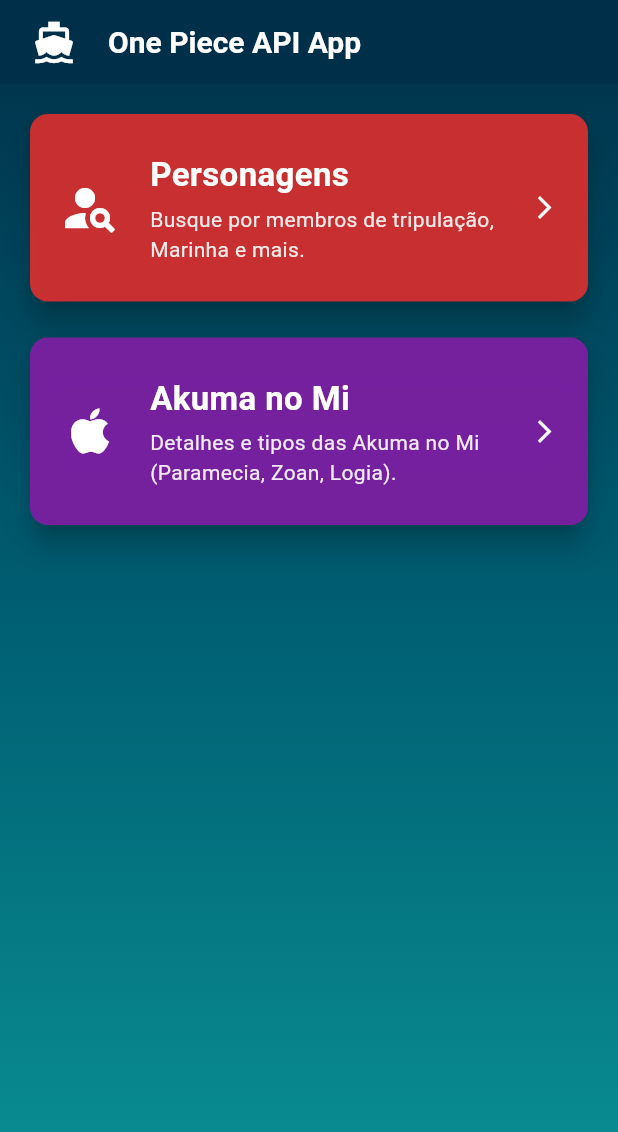
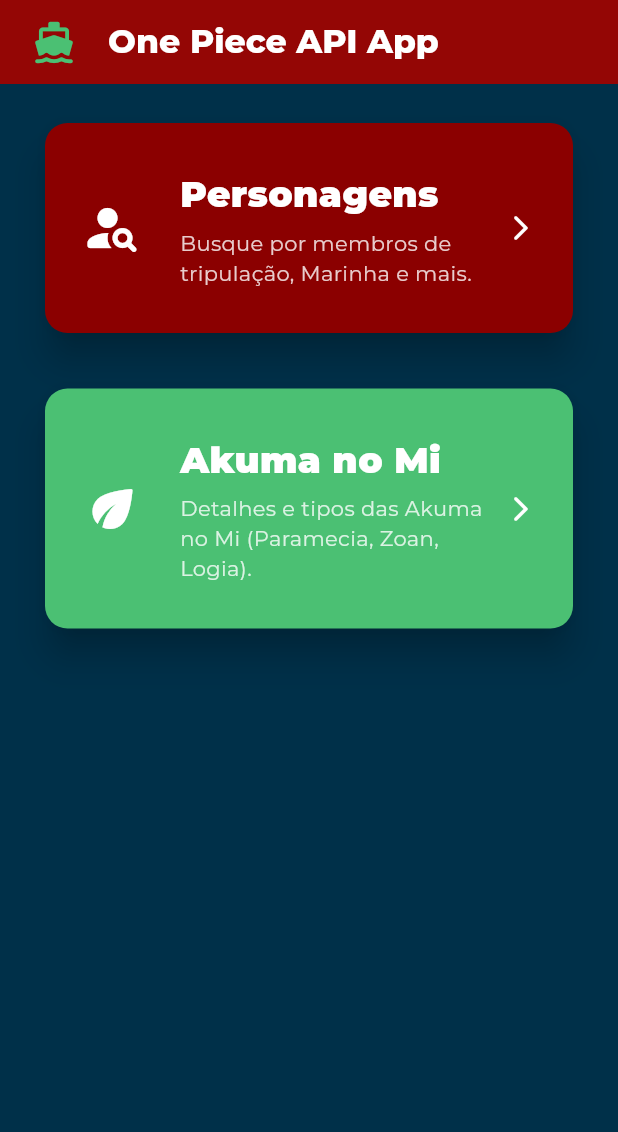
Before and after one commit to LuyJoao/Mobile, a Flutter app: the screen it shows after launch, on a phone screen of 412 x 824 dp. Shown: the top 1132 px of the screen. Run offline on Flutter 3.47's test engine with Material 3 defaults, Android fonts, the phone set to English and light mode, and no system bars; our stand-ins replace cloud_firestore, firebase_auth, firebase_core, google_fonts, hexcolor, image_picker and 2 more; accounts and stored records are empty.

Commit message:
Trabalho 1

```diff
--- a/trabalho1/lib/main.dart
+++ b/trabalho1/lib/main.dart
@@ -1,7 +1,14 @@
 import 'package:flutter/material.dart';
+import 'package:google_fonts/google_fonts.dart';
 import 'pages/home_page.dart';
 
+const Color primaryDarkBlue = Color(0xFF053F5E);
+const Color accentGreenLime = Color(0xFF4BC073);
+const Color primaryRed = Color(0xFF8B0000);
+const Color backgroundDeep = Color(0xFF003049);
+
 void main() {
+  WidgetsFlutterBinding.ensureInitialized();
   runApp(const OnePieceApp());
 }
 
@@ -11,20 +18,40 @@
   @override
   Widget build(BuildContext context) {
     return MaterialApp(
-      title: 'One Piece API App ',
+      title: 'One Piece API App',
       theme: ThemeData(
-        primarySwatch: Colors.red,
-        appBarTheme: AppBarTheme(
-          color: Colors.red[900],
-          titleTextStyle: const TextStyle(
+        textTheme: GoogleFonts.montserratTextTheme(
+          Theme.of(context).textTheme.apply(
+            bodyColor: Colors.white,
+            displayColor: Colors.white,
+          ),
+        ),
+        primaryColor: primaryDarkBlue,
+        colorScheme: ColorScheme.fromSwatch(
+          primarySwatch: Colors.red,
+          accentColor: accentGreenLime,
+          backgroundColor: backgroundDeep,
+        ),
+        scaffoldBackgroundColor: backgroundDeep,
+        appBarTheme: const AppBarTheme(
+          color: primaryRed,
+          foregroundColor: Colors.white,
+          elevation: 4,
+          titleTextStyle: TextStyle(
             color: Colors.white,
-            fontSize: 20,
-            fontWeight: FontWeight.bold
-          )
+            fontSize: 22,
+            fontWeight: FontWeight.w800,
+          ),
+        ),
+        cardTheme: const CardThemeData(
+          elevation: 6,
+          shape: RoundedRectangleBorder(borderRadius: BorderRadius.all(Radius.circular(15))),
+          margin: EdgeInsets.symmetric(horizontal: 10, vertical: 6),
+          color: Colors.white,
         ),
         useMaterial3: true,
       ),
-      home: HomePage(),
+      home: const HomePage(),
       debugShowCheckedModeBanner: false,
     );
   }
--- a/trabalho1/lib/pages/home_page.dart
+++ b/trabalho1/lib/pages/home_page.dart
@@ -1,49 +1,33 @@
 import 'package:flutter/material.dart';
+import 'package:google_fonts/google_fonts.dart';
 import 'character_list_page.dart';
 import 'fruit_list_page.dart' as fruta;
-
-Widget _buildBackground(Widget child) {
-  return Container(
-    decoration: const BoxDecoration(
-      gradient: LinearGradient(
-        begin: Alignment.topCenter,
-        end: Alignment.bottomCenter,
-        colors: [
-          Color(0xFF003049),
-          Color(0xFF005f73),
-          Color(0xFF0A9396),
-        ],
-      ),
-    ),
-    child: child,
-  );
-}
+const Color accentGreenLime = Color(0xFF4BC073);
+const Color primaryRed = Color(0xFF8B0000);
 
 class HomePage extends StatelessWidget {
   const HomePage({super.key});
 
   @override
   Widget build(BuildContext context) {
-    return _buildBackground(
-      Scaffold(
-        backgroundColor: Colors.transparent,
+    return Scaffold(
       appBar: AppBar(
-          title: const Text('One Piece API App'),
-          backgroundColor: const Color(0xFF003049),
+        title: Text('One Piece API App', style: GoogleFonts.montserrat(fontWeight: FontWeight.w800)),
+        backgroundColor: primaryRed,
         leading: const Padding(
           padding: EdgeInsets.only(left: 16.0),
-            child: Icon(Icons.directions_boat, color: Colors.white, size: 30),
+          child: Icon(Icons.directions_boat_filled_rounded, color: accentGreenLime, size: 30),
         ),
       ),
       body: ListView(
-          padding: const EdgeInsets.all(16.0),
+        padding: const EdgeInsets.all(20.0),
         children: <Widget>[
           _buildFeatureCard(
             context,
             title: 'Personagens',
             subtitle: 'Busque por membros de tripulação, Marinha e mais.',
-              icon: Icons.person_search,
-              color: Colors.red.shade700,
+            icon: Icons.person_search_rounded,
+            cardColor: primaryRed,
             onTap: () {
               Navigator.push(
                 context,
@@ -53,13 +37,13 @@
               );
             },
           ),
-            const SizedBox(height: 16),
+          const SizedBox(height: 25),
           _buildFeatureCard(
             context,
             title: 'Akuma no Mi',
             subtitle: 'Detalhes e tipos das Akuma no Mi (Paramecia, Zoan, Logia).',
-              icon: Icons.apple,
-              color: Colors.purple.shade700,
+            icon: Icons.eco_rounded,
+            cardColor: accentGreenLime,
             onTap: () {
               Navigator.push(
                 context,
@@ -71,7 +55,6 @@
           ),
         ],
       ),
-      ),
     );
   }
 
@@ -80,46 +63,46 @@
     required String title,
     required String subtitle,
     required IconData icon,
-    required Color color,
+    required Color cardColor,
     required VoidCallback onTap,
   }) {
     return Card(
-      color: color.withOpacity(0.95),
-      elevation: 8,
-      shape: RoundedRectangleBorder(borderRadius: BorderRadius.circular(12)),
+      color: cardColor,
+      elevation: 10,
+      shape: RoundedRectangleBorder(borderRadius: BorderRadius.circular(15)),
       child: InkWell(
         onTap: onTap,
-        borderRadius: BorderRadius.circular(12),
+        borderRadius: BorderRadius.circular(15),
         child: Padding(
-          padding: const EdgeInsets.symmetric(horizontal: 20, vertical: 25),
+          padding: const EdgeInsets.symmetric(horizontal: 25, vertical: 30),
           child: Row(
             children: <Widget>[
               Icon(icon, size: 40, color: Colors.white),
-              const SizedBox(width: 20),
+              const SizedBox(width: 25),
               Expanded(
                 child: Column(
                   crossAxisAlignment: CrossAxisAlignment.start,
                   children: [
                     Text(
                       title,
-                      style: const TextStyle(
+                      style: GoogleFonts.montserrat(
                         color: Colors.white,
-                        fontSize: 22,
-                        fontWeight: FontWeight.bold,
+                        fontSize: 24,
+                        fontWeight: FontWeight.w900,
                       ),
                     ),
-                    const SizedBox(height: 4),
+                    const SizedBox(height: 6),
                     Text(
                       subtitle,
-                      style: TextStyle(
-                        color: Colors.white.withOpacity(0.9),
+                      style: GoogleFonts.montserrat(
+                        color: Colors.white.withOpacity(0.8),
                         fontSize: 14,
                       ),
                     ),
                   ],
                 ),
               ),
-              const Icon(Icons.arrow_forward_ios, size: 18, color: Colors.white),
+              const Icon(Icons.arrow_forward_ios_rounded, size: 20, color: Colors.white),
             ],
           ),
         ),
--- a/trabalho1/pubspec.yaml
+++ b/trabalho1/pubspec.yaml
@@ -9,12 +9,13 @@
 dependencies:
   flutter:
     sdk: flutter
-  http: ^0.13.0
+  http: ^1.6.0
+  google_fonts: ^6.3.2
 
 dev_dependencies:
   flutter_test:
     sdk: flutter
-  flutter_lints: ^5.0.0
+  flutter_lints: ^6.0.0
 
 flutter:
   uses-material-design: true
```
Also changed, not shown: trabalho1/lib/pages/character_detail_page.dart (+117 -88 lines), trabalho1/lib/pages/character_list_page.dart (+46 -48 lines), trabalho1/lib/pages/fruit_detail_page.dart (+89 -61 lines), trabalho1/lib/pages/fruit_list_page.dart (+84 -92 lines), trabalho1/pubspec.lock, 2 other files. Lines whose indentation alone changed are shown as unchanged.
